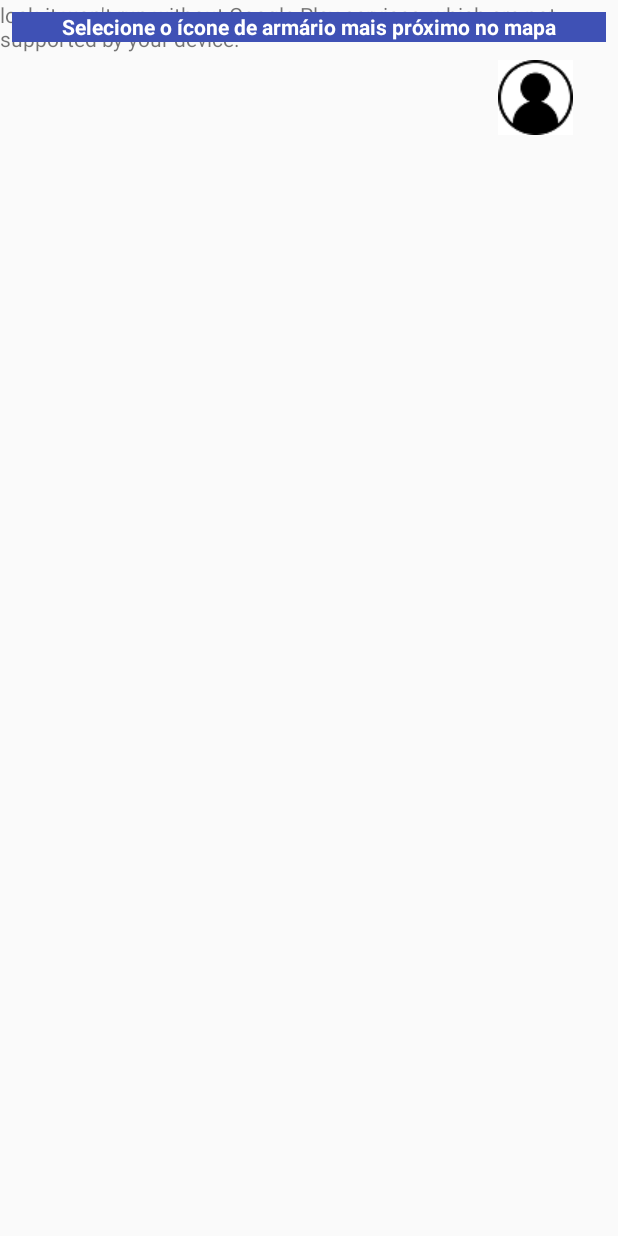
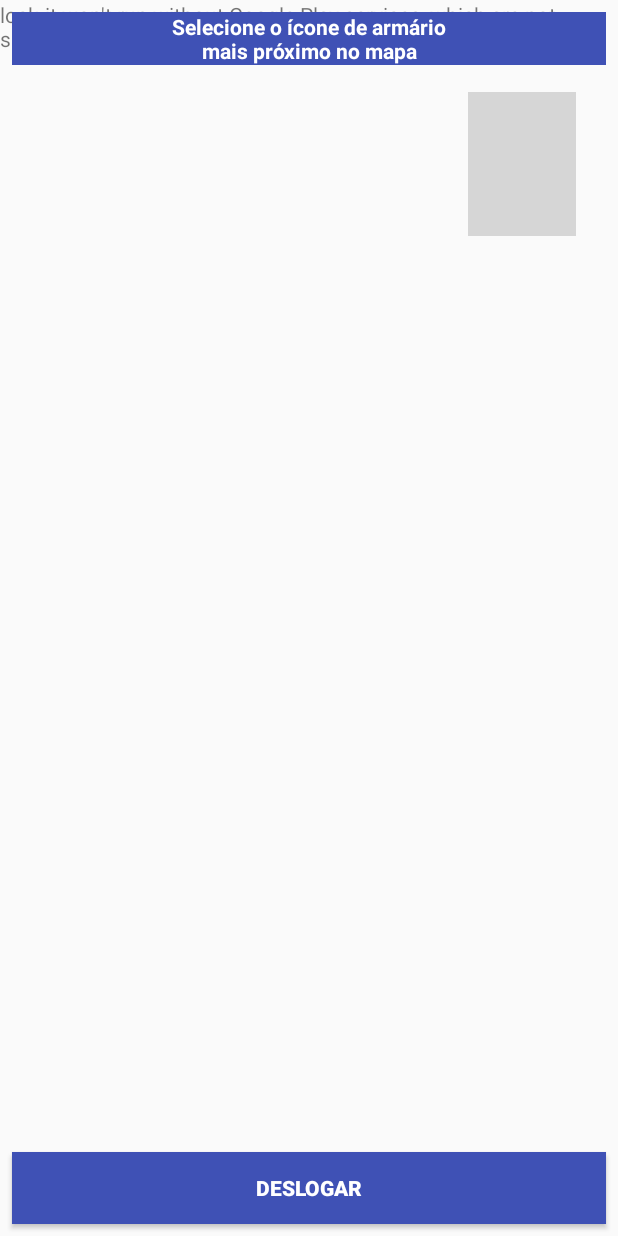
Before and after one commit to GabrielPCO/Lock-it, an Android app: the SelecionaArmario screen opened directly, with no data from a screen before it, after a tap on "voltar", on a phone screen of 412 x 824 dp. Run offline under Robolectric (Android 15) with nearby library versions, the phone set to English and light mode, and no system bars; our stand-ins replace Firebase (no records; nobody signed in at launch, a user with empty details on screens opened directly); grey boxes are pictures that could not be loaded.

Commit message:
Versão Lock.it APP 2.3
Nova Versão:
--Implementação da nova tela de login
--Correção da ordem das telas
--Correção do ScannerQr
--Correção da tela de seleção do armário
--Correção da tela de abertura do armário
--Integração com bluetooth corrigida

```diff
--- a/app/src/main/AndroidManifest.xml
+++ b/app/src/main/AndroidManifest.xml
@@ -64,6 +64,8 @@
         <activity android:name=".ConectaBluetooth" />
         <activity android:name=".ScannerQr" />
         <activity android:name=".AbreArmario"/>
+        <activity android:name=".ConectaDireto"/>
+        <activity android:name=".ArmarioAberto"/>
     </application>
 
 </manifest>
--- a/app/src/main/java/com/example/gabrielfreitas/nac_1_lockit/MapsActivity.kt
+++ b/app/src/main/java/com/example/gabrielfreitas/nac_1_lockit/MapsActivity.kt
@@ -3,7 +3,9 @@ package com.example.gabrielfreitas.nac_1_lockit
 import android.content.Intent
 import android.support.v7.app.AppCompatActivity
 import android.os.Bundle
+import android.util.Log
 import android.view.View
+import android.widget.Button
 import android.widget.ImageButton
 
 import com.google.android.gms.maps.CameraUpdateFactory
@@ -29,17 +31,21 @@ class MapsActivity : AppCompatActivity(), OnMapReadyCallback {
         super.onCreate(savedInstanceState)
         setContentView(R.layout.activity_maps)
 
+        Log.d("MapsActivity: ", "onCreate")
+
         val imageButton = findViewById<ImageButton>(R.id.btn_login)
         imageButton?.setOnClickListener { updateUI() }
 
-        if (!isConnected) {
-            isConnected = intent.getBooleanExtra("etConnected",false)
-            if(isConnected){
-                btn_sign_out.visibility = View.VISIBLE
-            }else{
-                btn_sign_out.visibility = View.GONE
-            }
+        val logButton = findViewById<Button>(R.id.textView6)
+        logButton?.setOnClickListener { updateUI() }
+
+        val sairButton = findViewById<Button>(R.id.btn_sair)
+        sairButton?.setOnClickListener {
+            finish()
+            System.exit(0)
         }
+
+        isConnected()
 
         // Obtain the SupportMapFragment and get notified when the map is ready to be used.
         val mapFragment = supportFragmentManager
@@ -85,10 +91,53 @@ class MapsActivity : AppCompatActivity(), OnMapReadyCallback {
 
     }
 
+    /*override fun onResume() {
+        super.onResume()
+        isConnected()
+        Log.d("MapsActivity: ", "onResume")
+    }
+
+    override fun onStart() {
+        super.onStart()
+        isConnected()
+        Log.d("MapsActivity: ", "onStart")
+    }
+
+    override fun onStop() {
+        super.onStop()
+        isConnected()
+        Log.d("MapsActivity: ", "onStop")
+    }
+
+    override fun onPause() {
+        super.onPause()
+        Log.d("MapsActivity: ", "onPause")
+    }*/
+
     private fun updateUI() {
         //start next activity
         val intent = Intent(this, LogInScreen::class.java)
         startActivity(intent)
     }
 
+    private fun isConnected(){
+        Log.d("MapsActivity: ", "isConnected")
+
+        isConnected = intent.getBooleanExtra("etConnected",false)
+
+        if(isConnected){
+            btn_sign_out.visibility = View.VISIBLE
+            btn_login.visibility = View.GONE
+            textView6.visibility = View.GONE
+            lucas.visibility = View.VISIBLE
+            btn_sair.visibility = View.GONE
+        }else{
+            btn_sign_out.visibility = View.GONE
+            btn_login.visibility = View.VISIBLE
+            textView6.visibility = View.VISIBLE
+            lucas.visibility = View.GONE
+            btn_sair.visibility = View.VISIBLE
+        }
+    }
+
 }
--- a/app/src/main/java/com/example/gabrielfreitas/nac_1_lockit/ScannerQr.kt
+++ b/app/src/main/java/com/example/gabrielfreitas/nac_1_lockit/ScannerQr.kt
@@ -33,7 +33,7 @@ class ScannerQr : AppCompatActivity(){
                 } else {
                     if(result.contents == "SENHA") {
                         Toast.makeText(this, "Abertura Autorizada", Toast.LENGTH_LONG).show()
-                        val nextAct2 = Intent(this, ConectaBluetooth::class.java)
+                        val nextAct2 = Intent(this, ConectaDireto::class.java)
                         startActivity(nextAct2)
                     }else {
                         Toast.makeText(this, "QRcode Inválido!", Toast.LENGTH_LONG).show()
--- a/app/src/main/java/com/example/gabrielfreitas/nac_1_lockit/SelecionaArmario.kt
+++ b/app/src/main/java/com/example/gabrielfreitas/nac_1_lockit/SelecionaArmario.kt
@@ -8,6 +8,7 @@ import kotlinx.android.synthetic.main.activity_seleciona_armario.*
 import org.jetbrains.anko.toast
 
 class SelecionaArmario : AppCompatActivity() {
+
 
     override fun onCreate(savedInstanceState: Bundle?) {
         super.onCreate(savedInstanceState)
@@ -31,6 +32,7 @@ class SelecionaArmario : AppCompatActivity() {
 
     private fun updateUI() {
         val intent = Intent(this, MapsActivity::class.java)
+        intent.putExtra("etConnected",true)
         startActivity(intent)
     }
 }
--- a/app/src/main/res/layout/activity_maps.xml
+++ b/app/src/main/res/layout/activity_maps.xml
@@ -11,29 +11,72 @@
         android:name="com.google.android.gms.maps.SupportMapFragment"
         android:layout_width="match_parent"
         android:layout_height="match_parent"
-        tools:context="com.example.gabrielfreitas.nac_1_lockit.MapsActivity"
-        />
+        tools:context="com.example.gabrielfreitas.nac_1_lockit.MapsActivity" />
 
         <ImageButton
             android:id="@+id/btn_login"
             android:layout_width="wrap_content"
             android:layout_height="wrap_content"
-            android:layout_marginStart="-80dp"
-            android:layout_marginLeft="-80dp"
-            android:layout_marginTop="40dp"
-            android:layout_marginEnd="-40dp"
-            android:layout_marginRight="-40dp"
+            android:layout_marginStart="-100dp"
+            android:layout_marginLeft="-100dp"
+            android:layout_marginTop="10dp"
+            android:layout_marginEnd="20dp"
+            android:layout_marginRight="20dp"
             android:layout_toEndOf="@+id/map"
             android:layout_toRightOf="@+id/map"
+            android:layout_below="@id/textView5"
+
+            android:layout_alignEnd="@+id/textView5"
+            android:layout_alignRight="@+id/textView5"
+
             android:background="@null"
             android:contentDescription="@string/app_name"
             app:srcCompat="@drawable/ic_icon" />
 
+    <ImageButton
+        android:id="@+id/lucas"
+        android:layout_width="wrap_content"
+        android:layout_height="wrap_content"
+        android:layout_below="@id/textView5"
+        android:layout_alignEnd="@+id/textView5"
+        android:layout_alignRight="@+id/textView5"
+        android:layout_marginStart="-100dp"
+        android:layout_marginLeft="-100dp"
+        android:layout_marginTop="10dp"
+        android:layout_marginEnd="20dp"
+        android:layout_marginRight="20dp"
+
+        android:layout_toEndOf="@+id/map"
+        android:layout_toRightOf="@+id/map"
+
+        android:background="@null"
+        android:contentDescription="@string/app_name"
+        android:visibility="gone"
+        app:srcCompat="@drawable/lucas" />
+
+            <Button
+                android:id="@+id/textView6"
+                style="@style/viewCustom"
+                android:layout_width="58dp"
+                android:layout_height="20dp"
+                android:layout_below="@+id/btn_login"
+                android:layout_alignStart="@+id/btn_login"
+                android:layout_alignLeft="@+id/btn_login"
+                android:layout_marginStart="0dp"
+                android:layout_marginLeft="0dp"
+                android:layout_marginTop="8dp"
+                android:background="@color/colorPrimary"
+                android:text="@string/logar"
+                android:textAlignment="center"
+                android:textColor="@android:color/white"
+                android:textStyle="bold" />
+
             <TextView
                 android:layout_marginTop="20dp"
                 android:layout_width="match_parent"
-                android:layout_height="20dp"
+                android:layout_height="wrap_content"
                 android:textAlignment="center"
+                android:lines="2"
                 android:id="@+id/textView5"
                 style="@style/viewCustom"
                 android:background="@color/colorPrimary"
@@ -52,6 +95,20 @@
         android:layout_marginBottom="675dp"
         android:background="@color/colorPrimary"
         android:text="@string/deslogar"
+        android:visibility="visible"
+        android:textColor="@android:color/white"
+        android:textStyle="bold" />
+
+    <Button
+        android:id="@+id/btn_sair"
+        style="@style/viewCustom"
+        android:layout_width="match_parent"
+        android:layout_height="wrap_content"
+        android:layout_alignBottom="@+id/map"
+        android:layout_marginBottom="675dp"
+        android:background="@color/colorPrimary"
+        android:visibility="gone"
+        android:text="@string/off"
         android:textColor="@android:color/white"
         android:textStyle="bold" />
 
--- a/app/src/main/res/values/strings.xml
+++ b/app/src/main/res/values/strings.xml
@@ -1,14 +1,15 @@
 <resources>
     <string name="app_name">lock.it</string>
     <string name="title_activity_maps">Map</string>
-    <string name="on">Abre</string>
-    <string name="off">Fecha</string>
+    <string name="on">Abrir</string>
+    <string name="off">Fechar</string>
     <string name="disconect">desconectar</string>
     <string name="deslogar">Deslogar</string>
     <string name="refresh">Buscar</string>
+    <string name="logar">Logar</string>
 
     <string name="email">E-mail (exemplo@exemplo.com.br)</string>
-    <string name="password">Senha (Deve ter pelo menos 6 caracteres)</string>
+    <string name="password">Senha (Min. 6 caracteres)</string>
     <string name="first_name">Nome</string>
     <string name="last_name">Sobrenome</string>
     <string name="login_title">Entrar</string>
@@ -19,13 +20,13 @@
     <string name="send_password_reset_email">Reenviar senha por e-mail</string>
 
     <string name="confirmacao">Confirme seu Armário na Lista Abaixo</string>
-    <string name="pronto">Seu armário está pronto</string>
-    <string name="prosseguir">Insira ou Retire seu item\ne feche a porta do armário\npara prosseguir!</string>
+    <string name="pronto">Seu armário está pronto!</string>
+    <string name="prosseguir">1.Clique em abrir\n2.Insira ou retire seu item\n3.Feche a porta do armário\n4.Clique em voltar para finalizar</string>
     <string name="voltar">voltar</string>
     <string name="esqueceu">Esqueceu a senha?</string>
-    <string name="proximo">Selecione o ícone de armário mais próximo no mapa</string>
+    <string name="proximo">Selecione o ícone de armário\nmais próximo no mapa</string>
     <string name="arm_verde">Armário verde - Liberado</string>
     <string name="arm_vermelho">Armário vermelho - Ocupado</string>
-    <string name="selecione">Selecione uma Gaveta\nClique em uma gaveta livre a sua escolha!</string>
+    <string name="selecione">Selecione uma Gaveta\nClique em uma gaveta livre\na sua escolha!</string>
     <string name="dica_mapa">Digite o Endereço, Cidade ou Código Postal</string>
 </resources>
```
Also changed, not shown: app/src/main/java/com/example/gabrielfreitas/nac_1_lockit/LogInScreen.kt (+6 -5 lines), app/src/main/res/layout/activity_abre_armario.xml (+42 -54 lines), app/src/main/res/layout/activity_forgot_password.xml (+2 -6 lines), app/src/main/res/layout/activity_login_screen.xml (+8 -10 lines), app/src/main/res/layout/activity_registration_screen.xml (+9 -20 lines), app/src/main/res/layout/activity_seleciona_armario.xml (+35 -46 lines), app/src/main/res/layout/activity_splash_screen.xml (+7 -9 lines).
